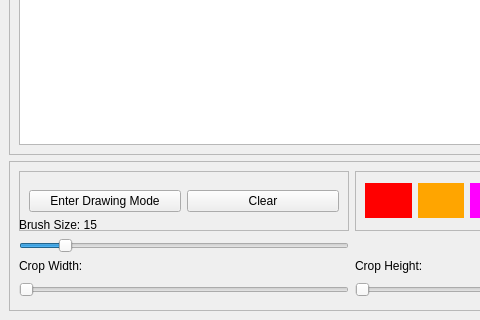
First picture: the form in editimagewindow.ui, repository nickdonnelly/horus, before the edit; both pictures show x 0 to 480 and y 390 to 710 of the 1040 by 710 pixel window.
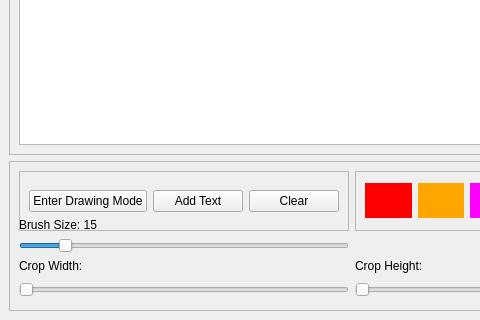
Second picture: the form after the edit.

The edit to the form file:
```diff
--- a/editimagewindow.ui
+++ b/editimagewindow.ui
@@ -157,6 +157,13 @@
             </property>
            </widget>
           </item>
+          <item>
+           <widget class="QPushButton" name="btnAddText">
+            <property name="text">
+             <string>Add Text</string>
+            </property>
+           </widget>
+          </item>
           <item>
            <widget class="QPushButton" name="btnClear">
             <property name="text">
```
Left out of the diff: 2 changed lines with no effect on the pictures.
